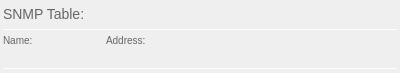
Qt form Tools/snmptablewindow.ui (renatoferreirarenatoferreira/quickmon) before a commit.
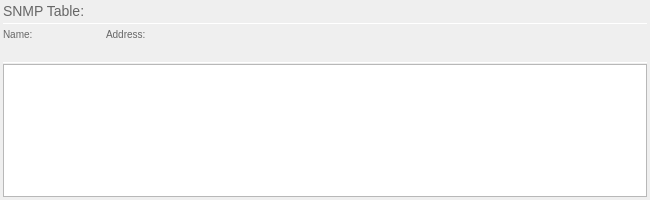
The same form after that commit.

Commit message: Added 'Table' type to SNMP toolset.

What changed in the file:
```diff
--- a/Tools/snmptablewindow.ui
+++ b/Tools/snmptablewindow.ui
@@ -6,10 +6,16 @@
    <rect>
     <x>0</x>
     <y>0</y>
-    <width>400</width>
-    <height>73</height>
+    <width>650</width>
+    <height>200</height>
    </rect>
   </property>
+  <property name="minimumSize">
+   <size>
+    <width>650</width>
+    <height>200</height>
+   </size>
+  </property>
   <property name="windowTitle">
    <string>Form</string>
   </property>
@@ -188,6 +194,28 @@
      </property>
     </widget>
    </item>
+   <item>
+    <widget class="QTableWidget" name="tableWidget">
+     <property name="frameShadow">
+      <enum>QFrame::Plain</enum>
+     </property>
+     <property name="editTriggers">
+      <set>QAbstractItemView::NoEditTriggers</set>
+     </property>
+     <property name="sortingEnabled">
+      <bool>true</bool>
+     </property>
+     <attribute name="horizontalHeaderStretchLastSection">
+      <bool>true</bool>
+     </attribute>
+     <attribute name="verticalHeaderVisible">
+      <bool>false</bool>
+     </attribute>
+     <attribute name="verticalHeaderStretchLastSection">
+      <bool>false</bool>
+     </attribute>
+    </widget>
+   </item>
   </layout>
  </widget>
  <resources/>
```
The commit also changes 2 other files.
